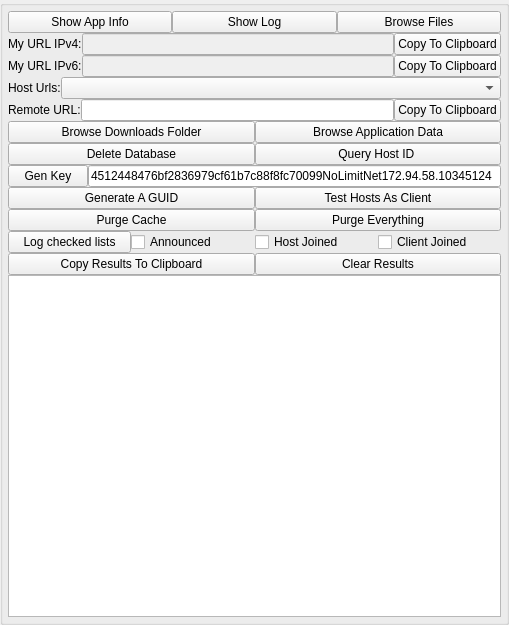
Before: the Qt Designer form nolimitgui/CommonSrc/Forms/AppletTestAndDebug.ui in nolimitconnect/NoLimitConnect, drawn with Qt 5.
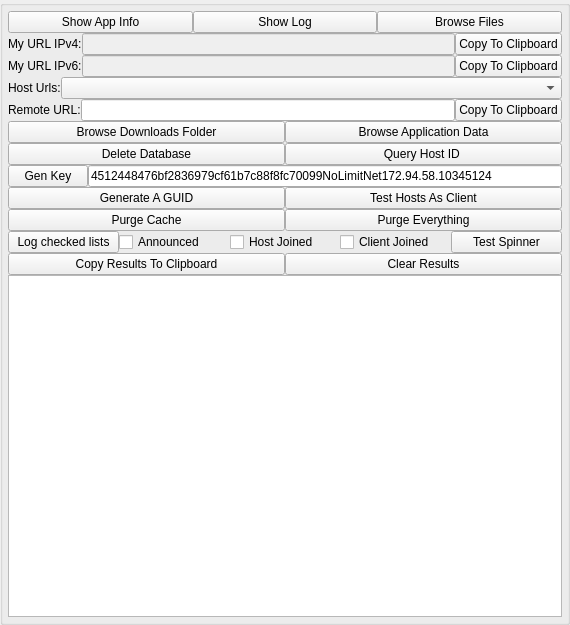
After: the same form once the commit is applied.

Commit message: Add wait spinner and wait until player-nlc stops before playing another video or exiting the player

What changed in the file:
```diff
--- a/nolimitgui/CommonSrc/Forms/AppletTestAndDebug.ui
+++ b/nolimitgui/CommonSrc/Forms/AppletTestAndDebug.ui
@@ -6,7 +6,7 @@
    <rect>
     <x>0</x>
     <y>0</y>
-    <width>509</width>
+    <width>570</width>
     <height>625</height>
    </rect>
   </property>
@@ -317,6 +317,13 @@
           </property>
          </widget>
         </item>
+        <item>
+         <widget class="QPushButton" name="m_TestSpinnerButton">
+          <property name="text">
+           <string>Test Spinner</string>
+          </property>
+         </widget>
+        </item>
        </layout>
       </item>
       <item>
```
The commit also changes 12 other files.
